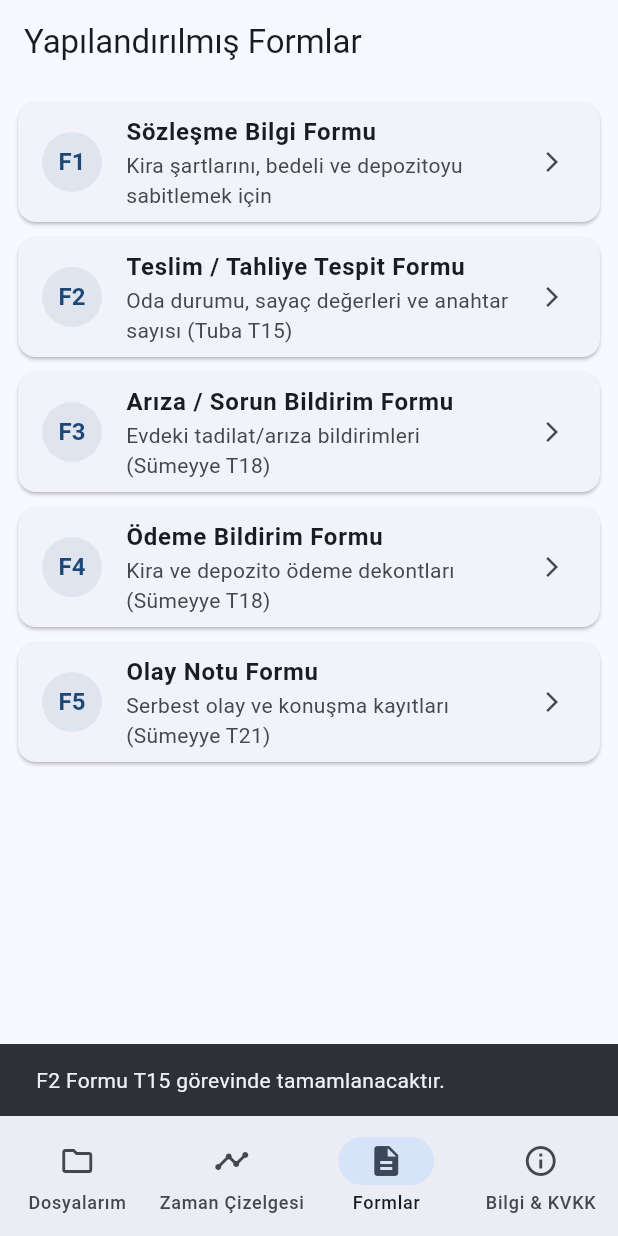
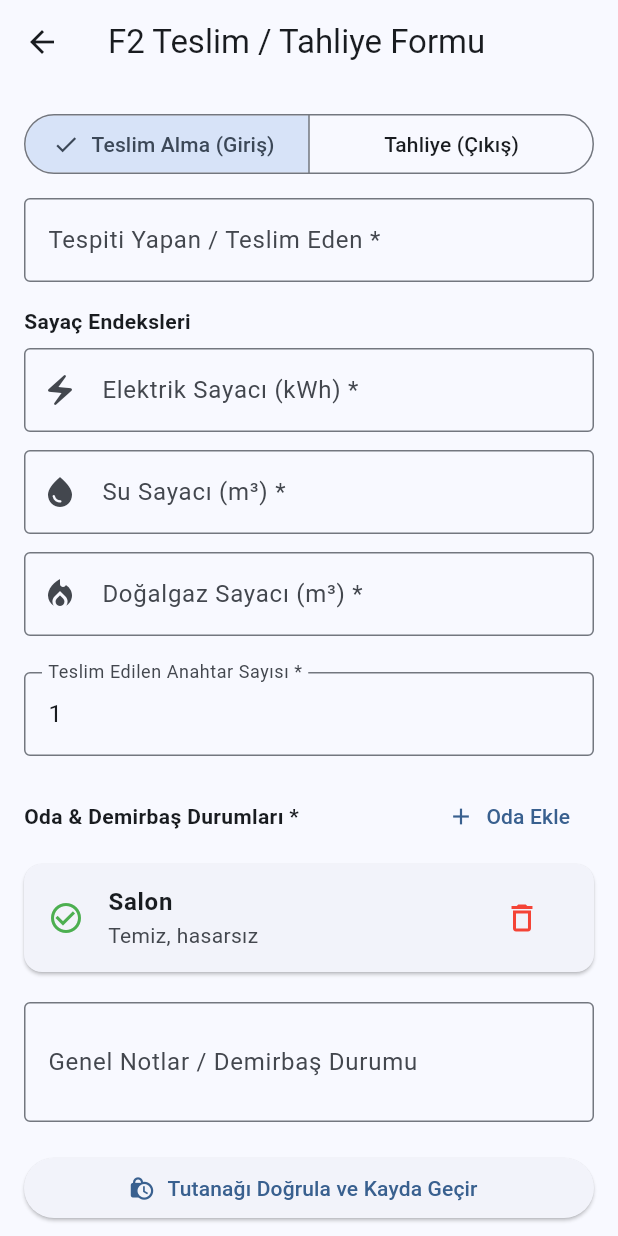
Before and after one commit to tubaknr/kiraci-app, a Flutter app: the screen it shows after launch, item 3 of the bottom bar chosen, after a tap on "F2", on a phone screen of 412 x 824 dp. Run offline on Flutter 3.47's test engine with Material 3 defaults, Android fonts, the phone set to English and light mode, and no system bars; our stand-ins replace sqflite; accounts and stored records are empty.

Commit message:
feat(forms): F2 teslim tahliye formu modeli, dogrulama, controller ve ekrani (T15)

```diff
--- /dev/null
+++ b/lib/features/forms/models/f2_handover_data.dart
@@ -0,0 +1,154 @@
+import 'package:flutter/foundation.dart';
+
+@immutable
+class RoomCondition {
+  final String roomName;
+  final String conditionNote;
+  final bool hasDamage;
+
+  const RoomCondition({
+    required this.roomName,
+    required this.conditionNote,
+    this.hasDamage = false,
+  });
+
+  Map<String, dynamic> toMap() {
+    return {
+      'room_name': roomName,
+      'condition_note': conditionNote,
+      'has_damage': hasDamage,
+    };
+  }
+
+  factory RoomCondition.fromMap(Map<String, dynamic> map) {
+    return RoomCondition(
+      roomName: map['room_name'] as String,
+      conditionNote: map['condition_note'] as String,
+      hasDamage: map['has_damage'] as bool? ?? false,
+    );
+  }
+
+  RoomCondition copyWith({
+    String? roomName,
+    String? conditionNote,
+    bool? hasDamage,
+  }) {
+    return RoomCondition(
+      roomName: roomName ?? this.roomName,
+      conditionNote: conditionNote ?? this.conditionNote,
+      hasDamage: hasDamage ?? this.hasDamage,
+    );
+  }
+}
+
+@immutable
+class F2HandoverData {
+  final String handoverType; // 'entry' (Teslim Alma / Giriş) veya 'exit' (Tahliye / Çıkış)
+  final DateTime handoverDate;
+  final String inspectorName;
+  final String electricityMeter;
+  final String waterMeter;
+  final String gasMeter;
+  final int keyCount;
+  final List<RoomCondition> rooms;
+  final String? generalNotes;
+  final List<String> photoFilePaths;
+
+  const F2HandoverData({
+    required this.handoverType,
+    required this.handoverDate,
+    required this.inspectorName,
+    required this.electricityMeter,
+    required this.waterMeter,
+    required this.gasMeter,
+    this.keyCount = 1,
+    this.rooms = const [],
+    this.generalNotes,
+    this.photoFilePaths = const [],
+  });
+
+  Map<String, dynamic> toMap() {
+    return {
+      'handover_type': handoverType,
+      'handover_date': handoverDate.toUtc().toIso8601String(),
+      'inspector_name': inspectorName,
+      'electricity_meter': electricityMeter,
+      'water_meter': waterMeter,
+      'gas_meter': gasMeter,
+      'key_count': keyCount,
+      'rooms': rooms.map((r) => r.toMap()).toList(),
+      'general_notes': generalNotes,
+      'photo_file_paths': photoFilePaths,
+    };
+  }
+
+  factory F2HandoverData.fromMap(Map<String, dynamic> map) {
+    return F2HandoverData(
+      handoverType: map['handover_type'] as String,
+      handoverDate: DateTime.parse(map['handover_date'] as String).toUtc(),
+      inspectorName: map['inspector_name'] as String,
+      electricityMeter: map['electricity_meter'] as String,
+      waterMeter: map['water_meter'] as String,
+      gasMeter: map['gas_meter'] as String,
+      keyCount: map['key_count'] as int? ?? 1,
+      rooms: (map['rooms'] as List<dynamic>? ?? [])
+          .map((e) => RoomCondition.fromMap(e as Map<String, dynamic>))
+          .toList(),
+      generalNotes: map['general_notes'] as String?,
+      photoFilePaths: (map['photo_file_paths'] as List<dynamic>? ?? [])
+          .map((e) => e.toString())
+          .toList(),
+    );
+  }
+
+  F2HandoverData copyWith({
+    String? handoverType,
+    DateTime? handoverDate,
+    String? inspectorName,
+    String? electricityMeter,
+    String? waterMeter,
+    String? gasMeter,
+    int? keyCount,
+    List<RoomCondition>? rooms,
+    String? generalNotes,
+    List<String>? photoFilePaths,
+  }) {
+    return F2HandoverData(
+      handoverType: handoverType ?? this.handoverType,
+      handoverDate: handoverDate ?? this.handoverDate,
+      inspectorName: inspectorName ?? this.inspectorName,
+      electricityMeter: electricityMeter ?? this.electricityMeter,
+      waterMeter: waterMeter ?? this.waterMeter,
+      gasMeter: gasMeter ?? this.gasMeter,
+      keyCount: keyCount ?? this.keyCount,
+      rooms: rooms ?? this.rooms,
+      generalNotes: generalNotes ?? this.generalNotes,
+      photoFilePaths: photoFilePaths ?? this.photoFilePaths,
+    );
+  }
+
+  static Map<String, String> validate(F2HandoverData data) {
+    final errors = <String, String>{};
+
+    if (data.inspectorName.trim().isEmpty) {
+      errors['inspector_name'] = 'Tespiti yapan kişi adı boş bırakılamaz.';
+    }
+    if (data.electricityMeter.trim().isEmpty) {
+      errors['electricity_meter'] = 'Elektrik sayaç değeri girilmelidir.';
+    }
+    if (data.waterMeter.trim().isEmpty) {
+      errors['water_meter'] = 'Su sayaç değeri girilmelidir.';
+    }
+    if (data.gasMeter.trim().isEmpty) {
+      errors['gas_meter'] = 'Doğalgaz sayaç değeri girilmelidir.';
+    }
+    if (data.keyCount < 0) {
+      errors['key_count'] = 'Anahtar sayısı negatif olamaz.';
+    }
+    if (data.rooms.isEmpty) {
+      errors['rooms'] = 'En az bir oda / alan durumu eklenmelidir.';
+    }
+
+    return errors;
+  }
+}
--- /dev/null
+++ b/lib/features/forms/view/f2_handover_view.dart
@@ -0,0 +1,278 @@
+import 'package:flutter/material.dart';
+import '../../../core/constants/view_status.dart';
+import '../controller/f2_handover_controller.dart';
+import '../models/f2_handover_data.dart';
+import '../widget/f2_handover_fields.dart';
+
+class F2HandoverView extends StatefulWidget {
+  final String caseId;
+  final F2HandoverController controller;
+  final VoidCallback? onSuccess;
+
+  const F2HandoverView({
+    super.key,
+    required this.caseId,
+    required this.controller,
+    this.onSuccess,
+  });
+
+  @override
+  State<F2HandoverView> createState() => _F2HandoverViewState();
+}
+
+class _F2HandoverViewState extends State<F2HandoverView> {
+  String _handoverType = 'entry'; // 'entry' veya 'exit'
+  final _inspectorController = TextEditingController();
+  final _electricityController = TextEditingController();
+  final _waterController = TextEditingController();
+  final _gasController = TextEditingController();
+  final _keyCountController = TextEditingController(text: '1');
+  final _notesController = TextEditingController();
+
+  final List<RoomCondition> _rooms = [
+    const RoomCondition(roomName: 'Salon', conditionNote: 'Temiz, hasarsız'),
+  ];
+
+  @override
+  void dispose() {
+    _inspectorController.dispose();
+    _electricityController.dispose();
+    _waterController.dispose();
+    _gasController.dispose();
+    _keyCountController.dispose();
+    _notesController.dispose();
+    super.dispose();
+  }
+
+  void _addRoomDialog() {
+    final nameCtrl = TextEditingController();
+    final noteCtrl = TextEditingController(text: 'İyi durumda');
+    bool hasDamage = false;
+
+    showDialog(
+      context: context,
+      builder: (ctx) => StatefulBuilder(
+        builder: (ctx, setDlgState) => AlertDialog(
+          title: const Text('Oda / Alan Durumu Ekle'),
+          content: Column(
+            mainAxisSize: MainAxisSize.min,
+            children: [
+              TextField(
+                controller: nameCtrl,
+                decoration: const InputDecoration(labelText: 'Oda/Bölüm Adı (örn. Mutfak)'),
+              ),
+              const SizedBox(height: 8),
+              TextField(
+                controller: noteCtrl,
+                decoration: const InputDecoration(labelText: 'Durum Notu'),
+              ),
+              CheckboxListTile(
+                title: const Text('Hasar / Kusur Var'),
+                value: hasDamage,
+                onChanged: (val) => setDlgState(() => hasDamage = val ?? false),
+              ),
+            ],
+          ),
+          actions: [
+            TextButton(
+              onPressed: () => Navigator.of(ctx).pop(),
+              child: const Text('İptal'),
+            ),
+            ElevatedButton(
+              onPressed: () {
+                if (nameCtrl.text.trim().isNotEmpty) {
+                  setState(() {
+                    _rooms.add(RoomCondition(
+                      roomName: nameCtrl.text.trim(),
+                      conditionNote: noteCtrl.text.trim(),
+                      hasDamage: hasDamage,
+                    ));
+                  });
+                  Navigator.of(ctx).pop();
+                }
+              },
+              child: const Text('Ekle'),
+            ),
+          ],
+        ),
+      ),
+    );
+  }
+
+  Future<void> _submit() async {
+    final data = F2HandoverData(
+      handoverType: _handoverType,
+      handoverDate: DateTime.now(),
+      inspectorName: _inspectorController.text,
+      electricityMeter: _electricityController.text,
+      waterMeter: _waterController.text,
+      gasMeter: _gasController.text,
+      keyCount: int.tryParse(_keyCountController.text) ?? 1,
+      rooms: List.unmodifiable(_rooms),
+      generalNotes: _notesController.text.trim().isEmpty ? null : _notesController.text,
+    );
+
+    final success = await widget.controller.submit(
+      caseId: widget.caseId,
+      data: data,
+    );
+
+    if (success && mounted) {
+      ScaffoldMessenger.of(context).showSnackBar(
+        const SnackBar(content: Text('F2 Tespit Tutanağı doğrulandı ve zincire eklendi.')),
+      );
+      widget.onSuccess?.call();
+    }
+  }
+
+  @override
+  Widget build(BuildContext context) {
+    return Scaffold(
+      appBar: AppBar(
+        title: const Text('F2 Teslim / Tahliye Formu'),
+      ),
+      body: ValueListenableBuilder<ViewStatus>(
+        valueListenable: widget.controller.status,
+        builder: (context, status, _) {
+          return Stack(
+            children: [
+              _buildFormContent(),
+              if (status == ViewStatus.loading)
+                const ColoredBox(
+                  color: Colors.black26,
+                  child: Center(child: CircularProgressIndicator()),
+                ),
+            ],
+          );
+        },
+      ),
+    );
+  }
+
+  Widget _buildFormContent() {
+    return ValueListenableBuilder<Map<String, String>>(
+      valueListenable: widget.controller.fieldErrors,
+      builder: (context, errors, _) {
+        return SingleChildScrollView(
+          padding: const EdgeInsets.all(16.0),
+          child: Column(
+            crossAxisAlignment: CrossAxisAlignment.stretch,
+            children: [
+              _buildTypeSelector(),
+              const SizedBox(height: 12),
+              _buildInspectorField(errors),
+              const SizedBox(height: 16),
+              const Text('Sayaç Endeksleri', style: TextStyle(fontWeight: FontWeight.bold)),
+              const SizedBox(height: 8),
+              MeterInputField(
+                controller: _electricityController,
+                label: 'Elektrik Sayacı (kWh) *',
+                icon: Icons.electric_bolt,
+                errorText: errors['electricity_meter'],
+              ),
+              MeterInputField(
+                controller: _waterController,
+                label: 'Su Sayacı (m³) *',
+                icon: Icons.water_drop,
+                errorText: errors['water_meter'],
+              ),
+              MeterInputField(
+                controller: _gasController,
+                label: 'Doğalgaz Sayacı (m³) *',
+                icon: Icons.local_fire_department,
+                errorText: errors['gas_meter'],
+              ),
+              const SizedBox(height: 12),
+              _buildKeyCountField(errors),
+              const SizedBox(height: 16),
+              _buildRoomsHeader(errors),
+              const SizedBox(height: 8),
+              _buildRoomsList(),
+              const SizedBox(height: 12),
+              TextField(
+                controller: _notesController,
+                decoration: const InputDecoration(
+                  labelText: 'Genel Notlar / Demirbaş Durumu',
+                  border: OutlineInputBorder(),
+                ),
+                maxLines: 2,
+              ),
+              const SizedBox(height: 20),
+              ElevatedButton.icon(
+                onPressed: _submit,
+                icon: const Icon(Icons.lock_clock),
+                label: const Text('Tutanağı Doğrula ve Kayda Geçir'),
+              ),
+            ],
+          ),
+        );
+      },
+    );
+  }
+
+  Widget _buildTypeSelector() {
+    return SegmentedButton<String>(
+      segments: const [
+        ButtonSegment(value: 'entry', label: Text('Teslim Alma (Giriş)')),
+        ButtonSegment(value: 'exit', label: Text('Tahliye (Çıkış)')),
+      ],
+      selected: {_handoverType},
+      onSelectionChanged: (val) => setState(() => _handoverType = val.first),
+    );
+  }
+
+  Widget _buildInspectorField(Map<String, String> errors) {
+    return TextField(
+      controller: _inspectorController,
+      decoration: InputDecoration(
+        labelText: 'Tespiti Yapan / Teslim Eden *',
+        errorText: errors['inspector_name'],
+        border: const OutlineInputBorder(),
+      ),
+    );
+  }
+
+  Widget _buildKeyCountField(Map<String, String> errors) {
+    return TextField(
+      controller: _keyCountController,
+      keyboardType: TextInputType.number,
+      decoration: InputDecoration(
+        labelText: 'Teslim Edilen Anahtar Sayısı *',
+        errorText: errors['key_count'],
+        border: const OutlineInputBorder(),
+      ),
+    );
+  }
+
+  Widget _buildRoomsHeader(Map<String, String> errors) {
+    return Row(
+      mainAxisAlignment: MainAxisAlignment.spaceBetween,
+      children: [
+        Column(
+          crossAxisAlignment: CrossAxisAlignment.start,
+          children: [
+            const Text('Oda & Demirbaş Durumları *', style: TextStyle(fontWeight: FontWeight.bold)),
+            if (errors['rooms'] != null)
+              Text(errors['rooms']!, style: const TextStyle(color: Colors.red, fontSize: 12)),
+          ],
+        ),
+        TextButton.icon(
+          onPressed: _addRoomDialog,
+          icon: const Icon(Icons.add),
+          label: const Text('Oda Ekle'),
+        ),
+      ],
+    );
+  }
+
+  Widget _buildRoomsList() {
+    return Column(
+      children: _rooms.asMap().entries.map((entry) {
+        return RoomConditionTile(
+          room: entry.value,
+          onRemove: () => setState(() => _rooms.removeAt(entry.key)),
+        );
+      }).toList(),
+    );
+  }
+}
--- a/lib/features/forms/view/forms_menu_view.dart
+++ b/lib/features/forms/view/forms_menu_view.dart
@@ -1,7 +1,9 @@
 import 'package:flutter/material.dart';
 import '../../../core/services/record_service.dart';
 import '../controller/f1_lease_controller.dart';
+import '../controller/f2_handover_controller.dart';
 import 'f1_lease_view.dart';
+import 'f2_handover_view.dart';
 
 /// Mock Form Listesi Menüsü (Sümeyye T18'de güncelleyecek)
 class FormsMenuView extends StatelessWidget {
@@ -42,11 +44,21 @@ class FormsMenuView extends StatelessWidget {
             context,
             code: 'F2',
             title: 'Teslim / Tahliye Tespit Formu',
-            subtitle: 'Oda durumu, sayaç değerleri ve anahtar sayısı (Tuba T15)',
+            subtitle: 'Oda durumu, sayaç değerleri ve anahtar sayısı',
             icon: Icons.key_outlined,
             onTap: () {
-              ScaffoldMessenger.of(context).showSnackBar(
-                const SnackBar(content: Text('F2 Formu T15 görevinde tamamlanacaktır.')),
+              final controller = F2HandoverController(RecordService());
+              Navigator.of(context).push(
+                MaterialPageRoute(
+                  builder: (context) => F2HandoverView(
+                    caseId: currentCaseId,
+                    controller: controller,
+                    onSuccess: () {
+                      controller.dispose();
+                      Navigator.of(context).pop();
+                    },
+                  ),
+                ),
               );
             },
           ),
--- /dev/null
+++ b/lib/features/forms/widget/f2_handover_fields.dart
@@ -0,0 +1,65 @@
+import 'package:flutter/material.dart';
+import '../models/f2_handover_data.dart';
+
+class RoomConditionTile extends StatelessWidget {
+  final RoomCondition room;
+  final VoidCallback onRemove;
+
+  const RoomConditionTile({
+    super.key,
+    required this.room,
+    required this.onRemove,
+  });
+
+  @override
+  Widget build(BuildContext context) {
+    return Card(
+      margin: const EdgeInsets.only(bottom: 8),
+      child: ListTile(
+        leading: Icon(
+          room.hasDamage ? Icons.warning_amber : Icons.check_circle_outline,
+          color: room.hasDamage ? Colors.orange : Colors.green,
+        ),
+        title: Text(room.roomName, style: const TextStyle(fontWeight: FontWeight.bold)),
+        subtitle: Text(
+          '${room.conditionNote}${room.hasDamage ? " (Hasar/Kusur Var)" : ""}',
+        ),
+        trailing: IconButton(
+          icon: const Icon(Icons.delete_outline, color: Colors.red),
+          onPressed: onRemove,
+        ),
+      ),
+    );
+  }
+}
+
+class MeterInputField extends StatelessWidget {
+  final TextEditingController controller;
+  final String label;
+  final String? errorText;
+  final IconData icon;
+
+  const MeterInputField({
+    super.key,
+    required this.controller,
+    required this.label,
+    this.errorText,
+    required this.icon,
+  });
+
+  @override
+  Widget build(BuildContext context) {
+    return Padding(
+      padding: const EdgeInsets.only(bottom: 12.0),
+      child: TextField(
+        controller: controller,
+        decoration: InputDecoration(
+          labelText: label,
+          prefixIcon: Icon(icon),
+          errorText: errorText,
+          border: const OutlineInputBorder(),
+        ),
+      ),
+    );
+  }
+}
```
Also changed, not shown: lib/features/forms/controller/f2_handover_controller.dart (added, +65 -0 lines), 1 other file.
